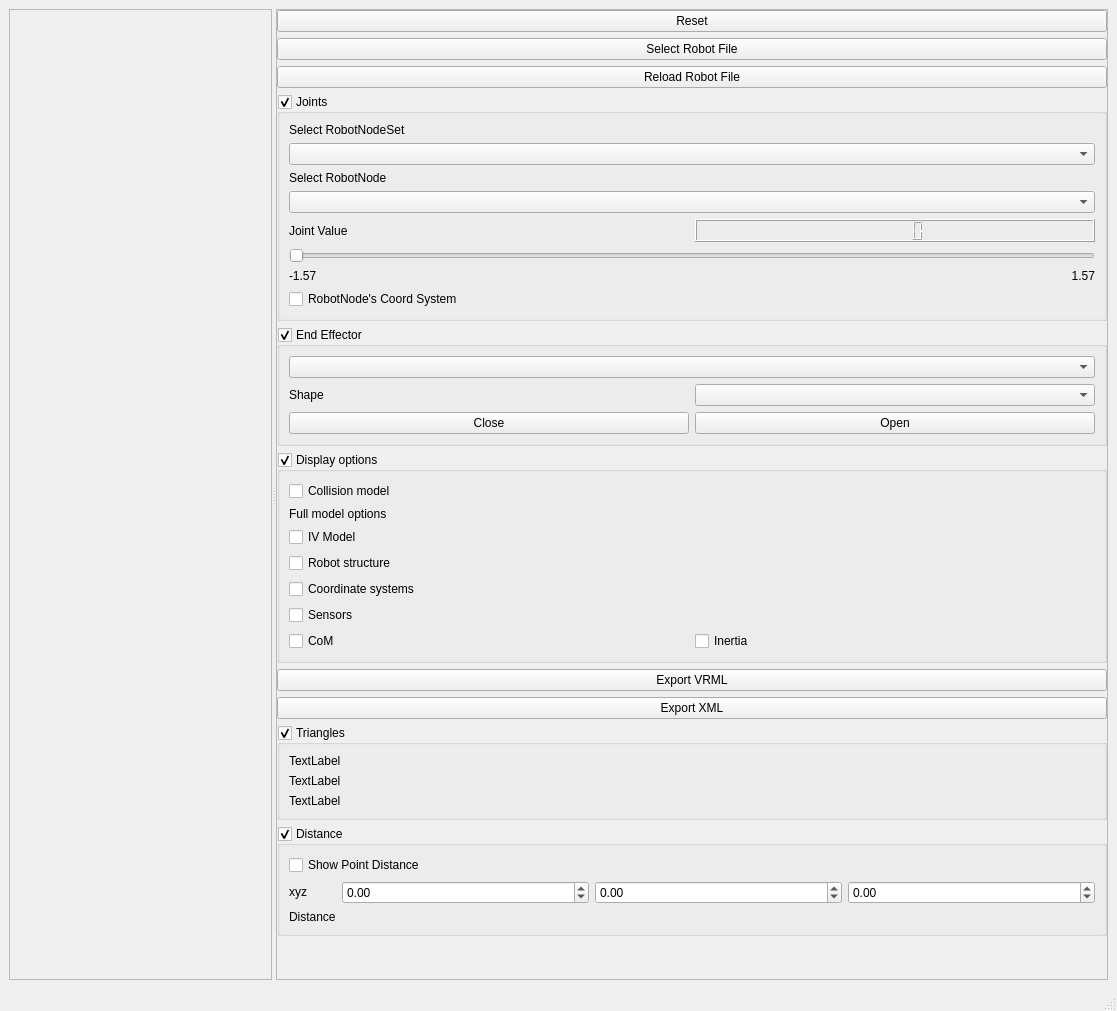
Before: the Qt Designer form VirtualRobot/examples/RobotViewer/RobotViewer.ui in ctrl-shift-C-V/aurmr_simox_script, drawn with Qt 5.
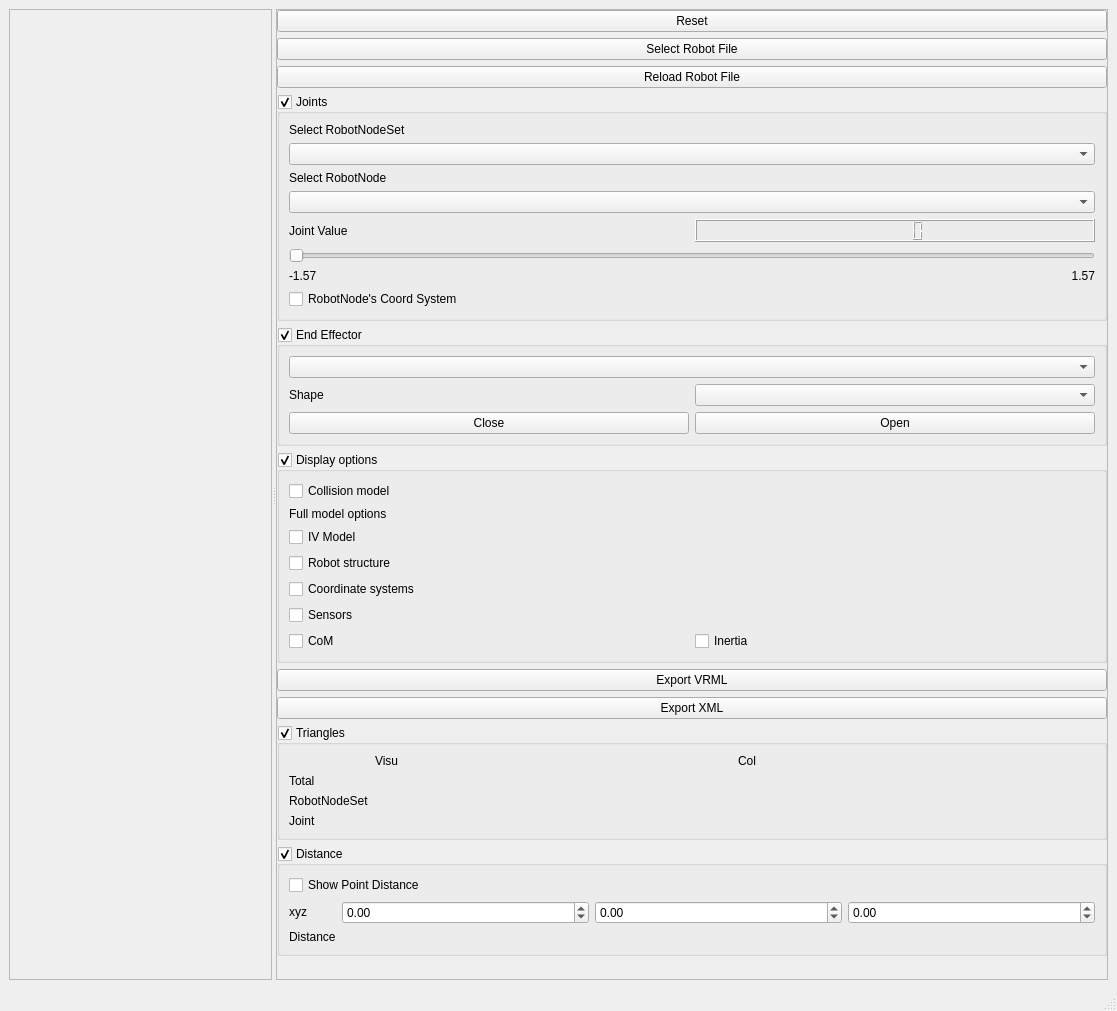
After: the same form once the commit is applied.

Commit message: Improve the the info section about triangle counts

Patch:
```diff
--- a/VirtualRobot/examples/RobotViewer/RobotViewer.ui
+++ b/VirtualRobot/examples/RobotViewer/RobotViewer.ui
@@ -42,9 +42,9 @@
         <property name="geometry">
          <rect>
           <x>0</x>
-          <y>-91</y>
-          <width>847</width>
-          <height>1038</height>
+          <y>0</y>
+          <width>841</width>
+          <height>1061</height>
          </rect>
         </property>
         <layout class="QVBoxLayout" name="verticalLayout_3">
@@ -397,23 +397,85 @@
              <widget class="QWidget" name="widget_4" native="true">
               <layout class="QGridLayout" name="gridLayout_8">
                <item row="1" column="0">
-                <widget class="QLabel" name="labelInfo2">
+                <widget class="QLabel" name="label_7">
+                 <property name="sizePolicy">
+                  <sizepolicy hsizetype="Fixed" vsizetype="Preferred">
+                   <horstretch>0</horstretch>
+                   <verstretch>0</verstretch>
+                  </sizepolicy>
+                 </property>
                  <property name="text">
-                  <string>TextLabel</string>
+                  <string>Total</string>
                  </property>
                 </widget>
                </item>
-               <item row="0" column="0">
-                <widget class="QLabel" name="labelInfo1">
+               <item row="2" column="2">
+                <widget class="QLabel" name="labelTriColRNS">
                  <property name="text">
-                  <string>TextLabel</string>
+                  <string/>
+                 </property>
+                </widget>
+               </item>
+               <item row="2" column="1">
+                <widget class="QLabel" name="labelTriVisuRNS">
+                 <property name="text">
+                  <string/>
+                 </property>
+                </widget>
+               </item>
+               <item row="1" column="1">
+                <widget class="QLabel" name="labelTriVisuTotal">
+                 <property name="text">
+                  <string/>
+                 </property>
+                </widget>
+               </item>
+               <item row="3" column="2">
+                <widget class="QLabel" name="labelTriColJoint">
+                 <property name="text">
+                  <string/>
+                 </property>
+                </widget>
+               </item>
+               <item row="3" column="0">
+                <widget class="QLabel" name="label_9">
+                 <property name="text">
+                  <string>Joint</string>
+                 </property>
+                </widget>
+               </item>
+               <item row="1" column="2">
+                <widget class="QLabel" name="labelTriColTotal">
+                 <property name="text">
+                  <string/>
+                 </property>
+                </widget>
+               </item>
+               <item row="3" column="1">
+                <widget class="QLabel" name="labelTriVisuJoint">
+                 <property name="text">
+                  <string/>
                  </property>
                 </widget>
                </item>
                <item row="2" column="0">
                 <widget class="QLabel" name="labelInfo3">
                  <property name="text">
-                  <string>TextLabel</string>
+                  <string>RobotNodeSet</string>
+                 </property>
+                </widget>
+               </item>
+               <item row="0" column="1">
+                <widget class="QLabel" name="label_14">
+                 <property name="text">
+                  <string>Visu</string>
+                 </property>
+                </widget>
+               </item>
+               <item row="0" column="2">
+                <widget class="QLabel" name="label_15">
+                 <property name="text">
+                  <string>Col</string>
                  </property>
                 </widget>
                </item>
```
Left out of the diff: 2 changed lines with no effect on the pictures. The commit also changes 1 other file.
